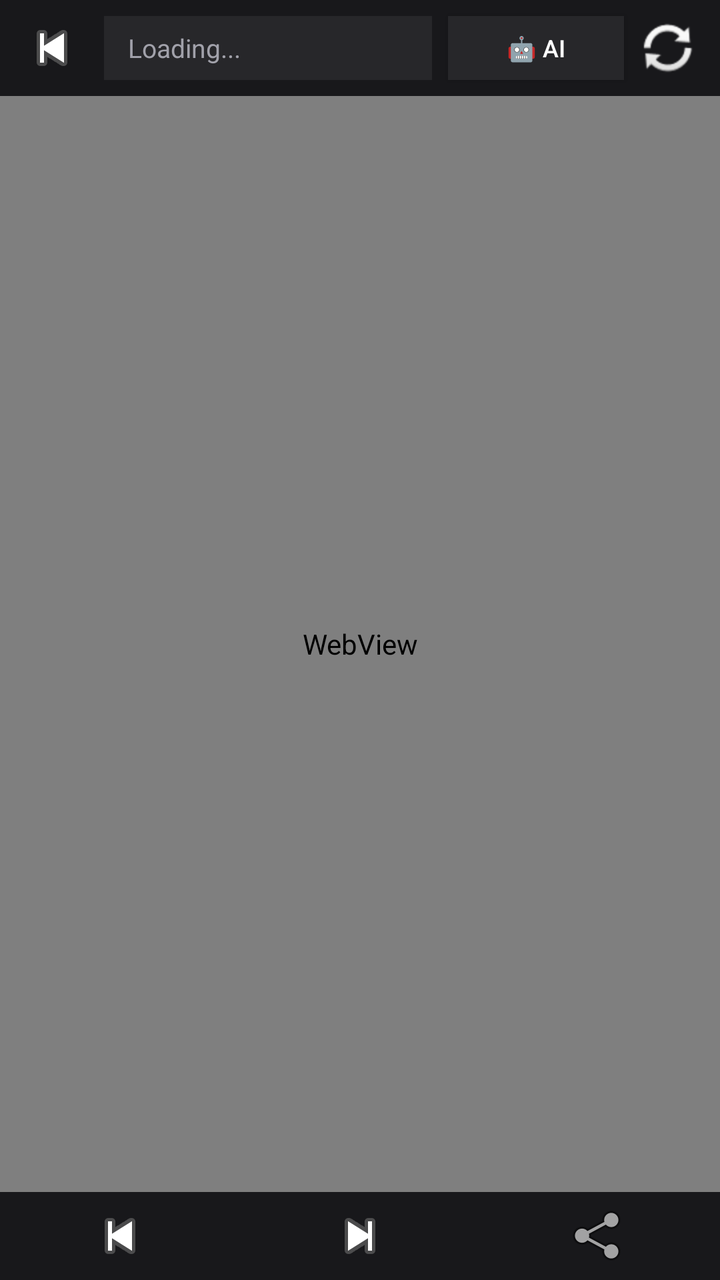
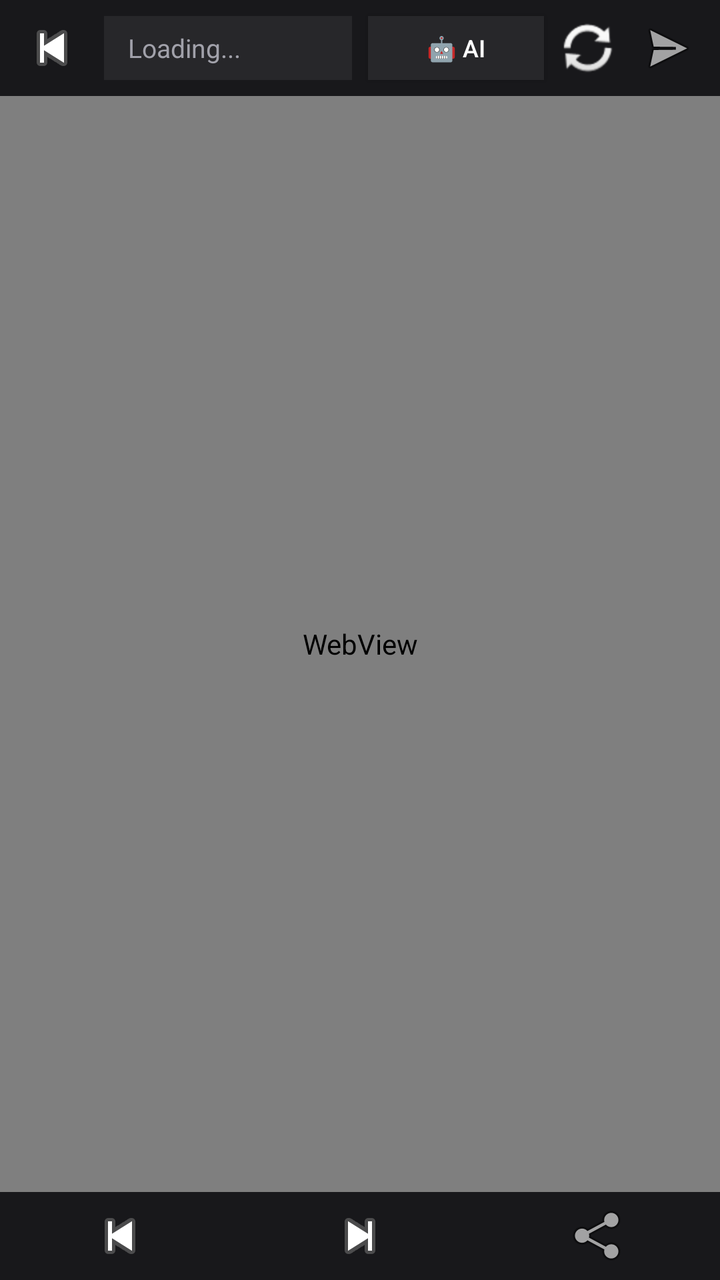

Two renders of the same Android screen: before a commit and after it. Below are the layout's source before the change and the commit's diff.
<!-- AndroidManifest.xml: activity theme Theme.AppCompat.Light.NoActionBar -->
<!-- res/layout/activity_browser.xml -->
<?xml version="1.0" encoding="utf-8"?>
<LinearLayout xmlns:android="http://schemas.android.com/apk/res/android"
    android:layout_width="match_parent"
    android:layout_height="match_parent"
    android:orientation="vertical"
    android:background="#0B0B0C">

    
    <LinearLayout
        android:layout_width="match_parent"
        android:layout_height="48dp"
        android:orientation="horizontal"
        android:background="#18181B"
        android:gravity="center_vertical"
        android:paddingStart="8dp"
        android:paddingEnd="8dp">

        <ImageButton
            android:id="@+id/btnBack"
            android:layout_width="36dp"
            android:layout_height="36dp"
            android:src="@android:drawable/ic_media_previous"
            android:background="?android:attr/selectableItemBackground"
            android:contentDescription="Back" />

        <TextView
            android:id="@+id/urlBar"
            android:layout_width="0dp"
            android:layout_height="32dp"
            android:layout_weight="1"
            android:layout_marginStart="8dp"
            android:layout_marginEnd="8dp"
            android:background="#27272A"
            android:paddingStart="12dp"
            android:paddingEnd="12dp"
            android:gravity="center_vertical"
            android:text="Loading..."
            android:textColor="#A1A1AA"
            android:textSize="13sp"
            android:singleLine="true"
            android:ellipsize="middle" />

        <ToggleButton
            android:id="@+id/modeToggle"
            android:layout_width="wrap_content"
            android:layout_height="32dp"
            android:textOn="🤖 AI"
            android:textOff="👤 User"
            android:checked="true"
            android:textSize="12sp"
            android:background="#27272A"
            android:textColor="#FFFFFF"
            android:paddingStart="8dp"
            android:paddingEnd="8dp" />

        <ImageButton
            android:id="@+id/btnRefresh"
            android:layout_width="36dp"
            android:layout_height="36dp"
            android:src="@android:drawable/ic_popup_sync"
            android:background="?android:attr/selectableItemBackground"
            android:layout_marginStart="4dp"
            android:contentDescription="Refresh" />
    </LinearLayout>

    
    <LinearLayout
        android:id="@+id/aiStatusBar"
        android:layout_width="match_parent"
        android:layout_height="32dp"
        android:orientation="horizontal"
        android:background="#0F1F0F"
        android:gravity="center_vertical"
        android:paddingStart="16dp"
        android:paddingEnd="16dp"
        android:visibility="gone">

        <TextView
            android:id="@+id/aiStatusText"
            android:layout_width="0dp"
            android:layout_height="wrap_content"
            android:layout_weight="1"
            android:text="🤖 AI is working..."
            android:textColor="#10B981"
            android:textSize="12sp" />

        <Button
            android:id="@+id/btnImDone"
            android:layout_width="wrap_content"
            android:layout_height="28dp"
            android:text="I'm done — continue AI"
            android:textSize="11sp"
            android:visibility="gone"
            android:background="#27272A"
            android:textColor="#FFFFFF"
            android:minWidth="0dp"
            android:paddingStart="8dp"
            android:paddingEnd="8dp" />
    </LinearLayout>

    
    <FrameLayout
        android:layout_width="match_parent"
        android:layout_height="0dp"
        android:layout_weight="1">

        <WebView
            android:id="@+id/webView"
            android:layout_width="match_parent"
            android:layout_height="match_parent" />

        
        <ProgressBar
            android:id="@+id/loadingBar"
            android:layout_width="wrap_content"
            android:layout_height="wrap_content"
            android:layout_gravity="center"
            android:visibility="gone" />
    </FrameLayout>

    
    <LinearLayout
        android:layout_width="match_parent"
        android:layout_height="44dp"
        android:orientation="horizontal"
        android:background="#18181B"
        android:gravity="center">

        <ImageButton
            android:id="@+id/btnWebBack"
            android:layout_width="0dp"
            android:layout_height="36dp"
            android:layout_weight="1"
            android:src="@android:drawable/ic_media_previous"
            android:background="?android:attr/selectableItemBackground"
            android:contentDescription="Browser back" />

        <ImageButton
            android:id="@+id/btnWebForward"
            android:layout_width="0dp"
            android:layout_height="36dp"
            android:layout_weight="1"
            android:src="@android:drawable/ic_media_next"
            android:background="?android:attr/selectableItemBackground"
            android:contentDescription="Browser forward" />

        <ImageButton
            android:id="@+id/btnShare"
            android:layout_width="0dp"
            android:layout_height="36dp"
            android:layout_weight="1"
            android:src="@android:drawable/ic_menu_share"
            android:background="?android:attr/selectableItemBackground"
            android:contentDescription="Share URL" />
    </LinearLayout>

</LinearLayout>
<!-- resources referenced by this layout -->
<resources>

</resources>

<!-- the commit's change to res/layout/activity_browser.xml (unified diff, before → after) -->
@@ -61,6 +61,16 @@
             android:background="?android:attr/selectableItemBackground"
             android:layout_marginStart="4dp"
             android:contentDescription="Refresh" />
+
+        
+        <ImageButton
+            android:id="@+id/btnSwitchToChat"
+            android:layout_width="36dp"
+            android:layout_height="36dp"
+            android:src="@android:drawable/ic_menu_send"
+            android:background="?android:attr/selectableItemBackground"
+            android:layout_marginStart="4dp"
+            android:contentDescription="Switch to Chat" />
     </LinearLayout>
 
     
